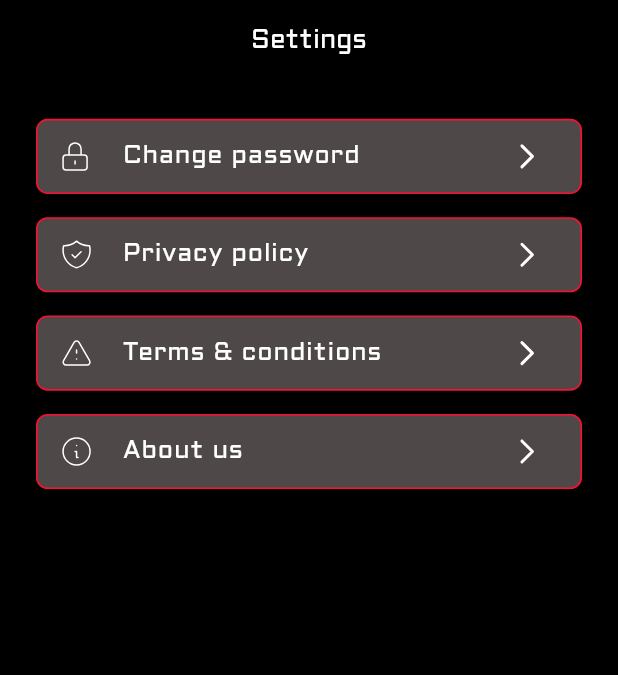
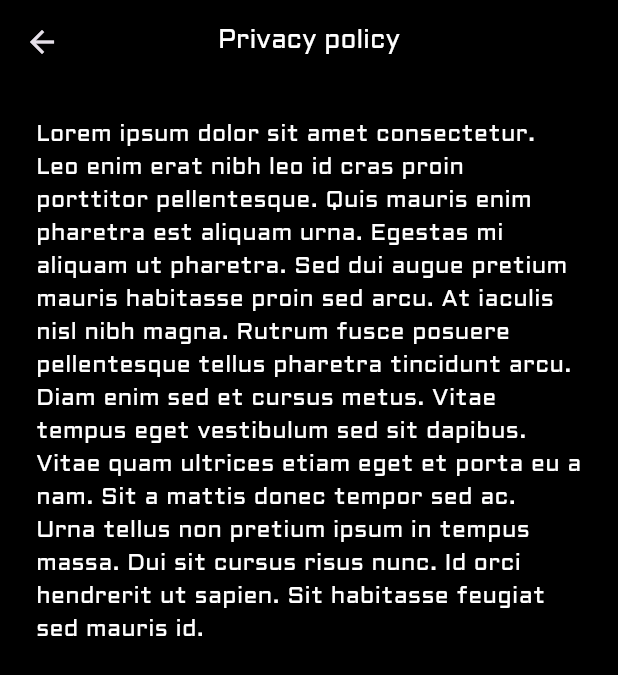
Before and after one commit to bdCalling-Sdt-hub/Shooter_App, a Flutter app: the screen it shows after launch, after a tap on "Privacy policy", on a phone screen of 412 x 824 dp. Shown: the top 675 px of the screen. Run offline on Flutter 3.47's test engine with Material 3 defaults, Android fonts, the phone set to English and light mode, and no system bars; our stand-ins replace awesome_bottom_bar, flutter_screenutil, flutter_svg, get, glassmorphism_ui, pin_code_fields.

Commit message:
Terms & conditions completed

```diff
--- a/lib/routes/app_routes.dart
+++ b/lib/routes/app_routes.dart
@@ -1,6 +1,7 @@
 import 'package:get/get.dart';
 import 'package:shooter_app/views/screens/splashScreen/splash_screen.dart';
 import '../views/screens/EditprofileScreen/editprofile_screen.dart';
+import '../views/screens/aboutusScreen/aboutus_screen.dart';
 import '../views/screens/auth/log_in/log_in_screen.dart';
 import '../views/screens/auth/forgetPasswordScreen/forget_password_screen.dart';
 import '../views/screens/auth/setPasswordScreen/set_password_screen.dart';
@@ -11,9 +12,11 @@ import '../views/screens/getOtpSceeen/get_otp_sceeen.dart';
 import '../views/screens/home/home_screen.dart';
 import '../views/screens/notification/notification_screen.dart';
 import '../views/screens/onboardingsScreen/onboardings_screen.dart';
+import '../views/screens/privacypolicyScreen/privacypolicy_screen.dart';
 import '../views/screens/profileScreen/profile_screen.dart';
 import '../views/screens/setnewpasswordScreen/setnewpassword_screen.dart';
 import '../views/screens/settingsScreen/settings_screen.dart';
+import '../views/screens/termsconditionsScreen/termsconditions_screen.dart';
 
 class AppRoutes {
   static const String splashScreen = "/splash_screen.dart";
@@ -31,6 +34,9 @@ class AppRoutes {
   static const String changepasswordScreen = "/changepassword_screen.dart";
   static const String setnewpasswordScreen = "/setnewpassword_screen.dart";
   static const String getOtpSceeen = "/get_otp_sceeen.dart";
+  static const String privacypolicyScreen = "/privacypolicy_screen.dart";
+  static const String termsconditionsScreen = "/termsconditions_screen.dart";
+  static const String aboutusScreen = "/aboutus_screen.dart";
 
   static List<GetPage> get routes => [
         GetPage(name: splashScreen, page: () => SplashScreen()),
@@ -48,5 +54,8 @@ class AppRoutes {
         GetPage(name: changepasswordScreen, page: () => ChangepasswordScreen()),
         GetPage(name: setnewpasswordScreen, page: () => SetnewpasswordScreen()),
         GetPage(name: getOtpSceeen, page: () => GetOtpSceeen()),
+        GetPage(name: privacypolicyScreen, page: () => PrivacypolicyScreen()),
+        GetPage(name: termsconditionsScreen, page: () => TermsconditionsScreen()),
+        GetPage(name: aboutusScreen, page: () => AboutusScreen()),
       ];
 }
--- /dev/null
+++ b/lib/views/screens/privacypolicyScreen/privacypolicy_screen.dart
@@ -0,0 +1,41 @@
+import 'package:flutter/material.dart';
+import 'package:flutter_screenutil/flutter_screenutil.dart';
+import '../../../utils/app_string.dart';
+import '../../../utils/dimentions.dart';
+import '../../widgets/custom_text.dart';
+
+class PrivacypolicyScreen extends StatelessWidget {
+  const PrivacypolicyScreen({super.key});
+
+  @override
+  Widget build(BuildContext context) {
+    return Scaffold(
+      resizeToAvoidBottomInset: false,
+      extendBody: true,
+      backgroundColor: Colors.black,
+      appBar: AppBar(
+        title: CustomText(
+          text: AppString.privacyPolicy,
+          fontsize: 18.h,
+        ),
+        centerTitle: true,
+      ),
+      body: Padding(
+        padding: const EdgeInsets.symmetric(
+            horizontal: Dimensions.paddingSizeDefault),
+        child: Column(
+          children: [
+            SizedBox(height: 24.h),
+            CustomText(
+              text:
+                  'Lorem ipsum dolor sit amet consectetur. Leo enim erat nibh leo id cras proin porttitor pellentesque. Quis mauris enim pharetra est aliquam urna. Egestas mi aliquam ut pharetra. Sed dui augue pretium mauris habitasse proin sed arcu. At iaculis nisl nibh magna. Rutrum fusce posuere pellentesque tellus pharetra tincidunt arcu. Diam enim sed et cursus metus. Vitae tempus eget vestibulum sed sit dapibus. Vitae quam ultrices etiam eget et porta eu a nam. Sit a mattis donec tempor sed ac. Urna tellus non pretium ipsum in tempus massa. Dui sit cursus risus nunc. Id orci hendrerit ut sapien. Sit habitasse feugiat sed mauris id.',
+              maxline: 30,
+              textAlign: TextAlign.left,
+              fontsize: 16.h,
+            )
+          ],
+        ),
+      ),
+    );
+  }
+}
```
Also changed, not shown: lib/views/screens/aboutusScreen/aboutus_screen.dart (added, +41 -0 lines), lib/views/screens/settingsScreen/settings_screen.dart (+15 -5 lines), lib/views/screens/termsconditionsScreen/termsconditions_screen.dart (added, +41 -0 lines).
